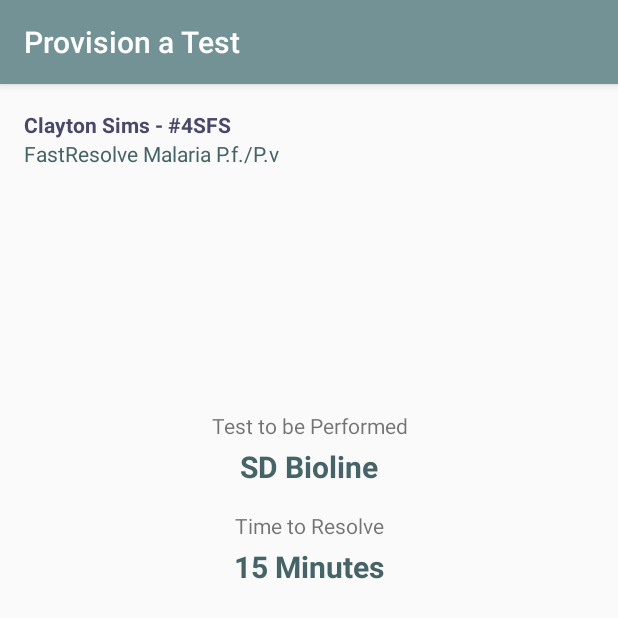
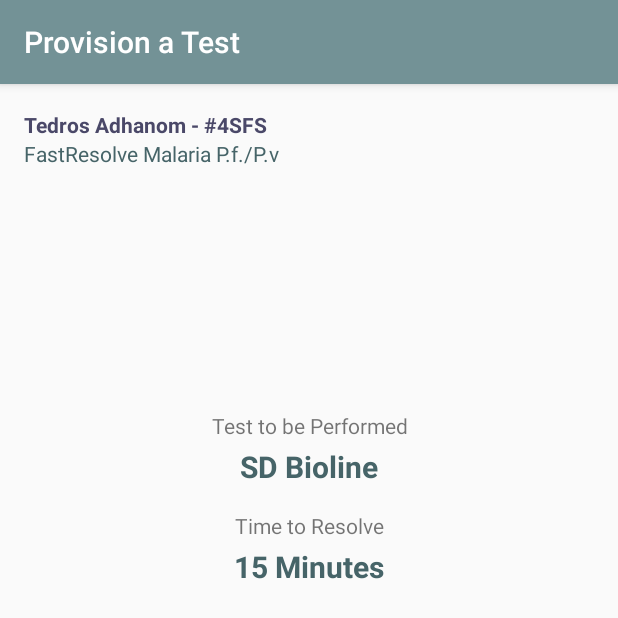
Before and after one commit to dimagi/rd-toolkit, an Android app: the screen it shows after launch (ProvisionActivity), after a tap on "SIMULATE TEST REQUEST", on a phone screen of 412 x 824 dp, the top half of it. Run offline under Robolectric (Android 15) with nearby library versions, the phone set to English and light mode, and no system bars; our stand-ins replace Room's generated code, navigation-ui; 7 statements that could not run were skipped.

Commit message:
String externalization wrapup

```diff
--- a/app/src/main/java/org/rdtoolkit/MainActivity.java
+++ b/app/src/main/java/org/rdtoolkit/MainActivity.java
@@ -47,14 +47,6 @@ public class MainActivity extends AppCompatActivity {
         setContentView(R.layout.activity_main);
         Toolbar toolbar = findViewById(R.id.toolbar);
         setSupportActionBar(toolbar);
-        FloatingActionButton fab = findViewById(R.id.fab);
-        fab.setOnClickListener(new View.OnClickListener() {
-            @Override
-            public void onClick(View view) {
-                Snackbar.make(view, "Replace with your own action", Snackbar.LENGTH_LONG)
-                        .setAction("Action", null).show();
-            }
-        });
         DrawerLayout drawer = findViewById(R.id.drawer_layout);
         NavigationView navigationView = findViewById(R.id.nav_view);
         // Passing each menu ID as a set of Ids because each
@@ -92,7 +84,7 @@ public class MainActivity extends AppCompatActivity {
                 //.requestProfileCriteria("mal_pf real", ProvisionMode.CRITERIA_SET_AND)
                 //.requestProfileCriteria("sd_bioline_mal_pf_pv carestart_mal_pf_pv", ProvisionMode.CRITERIA_SET_OR)
                 .requestProfileCriteria("fake", ProvisionMode.CRITERIA_SET_OR)
-                .setFlavorOne("Clayton Sims")
+                .setFlavorOne("Tedros Adhanom")
                 .setFlavorTwo("#4SFS")
                 .setResultResponseTranslator("xform_response")
                 .build();
--- a/app/src/main/java/org/rdtoolkit/ui/provision/ProvisionDefineFragment.java
+++ b/app/src/main/java/org/rdtoolkit/ui/provision/ProvisionDefineFragment.java
@@ -95,7 +95,7 @@ public class ProvisionDefineFragment extends Fragment {
 
         mViewModel.getSelectedTestProfile().observe(getViewLifecycleOwner(), value -> {
             if (value == null) {
-                ((TextView)view.findViewById(R.id.define_txt_type)).setText("No Test Selected");
+                ((TextView)view.findViewById(R.id.define_txt_type)).setText(getText(R.string.fragment_provision_test_name_none_selected));
                 ((TextView)view.findViewById(R.id.define_txt_process)).setText("");
             } else {
                 ((TextView)view.findViewById(R.id.define_txt_type)).setText(value.readableName());
--- a/app/src/main/java/org/rdtoolkit/util/ContextUtils.kt
+++ b/app/src/main/java/org/rdtoolkit/util/ContextUtils.kt
@@ -2,13 +2,14 @@ package org.rdtoolkit.util
 
 import android.content.Context
 import androidx.fragment.app.Fragment
+import org.rdtoolkit.R
 
 class ContextUtils(val context : Context) {
     fun getReadableTime(time: Int): String? {
         return if (time < 60) {
-            String.format("%d Seconds", time)
+            String.format(context.getString(R.string.time_in_seconds), time)
         } else {
-            String.format("%d Minutes", Math.floor(time / 60.toDouble()).toInt())
+            String.format(context.getString(R.string.time_in_minutes), Math.floor(time / 60.toDouble()).toInt())
         }
     }
 }
```
Also changed, not shown: app/src/main/java/org/rdtoolkit/ui/capture/CaptureTimerFragment.java (+5 -5 lines), app/src/main/res/values/strings.xml (+9 -0 lines).
